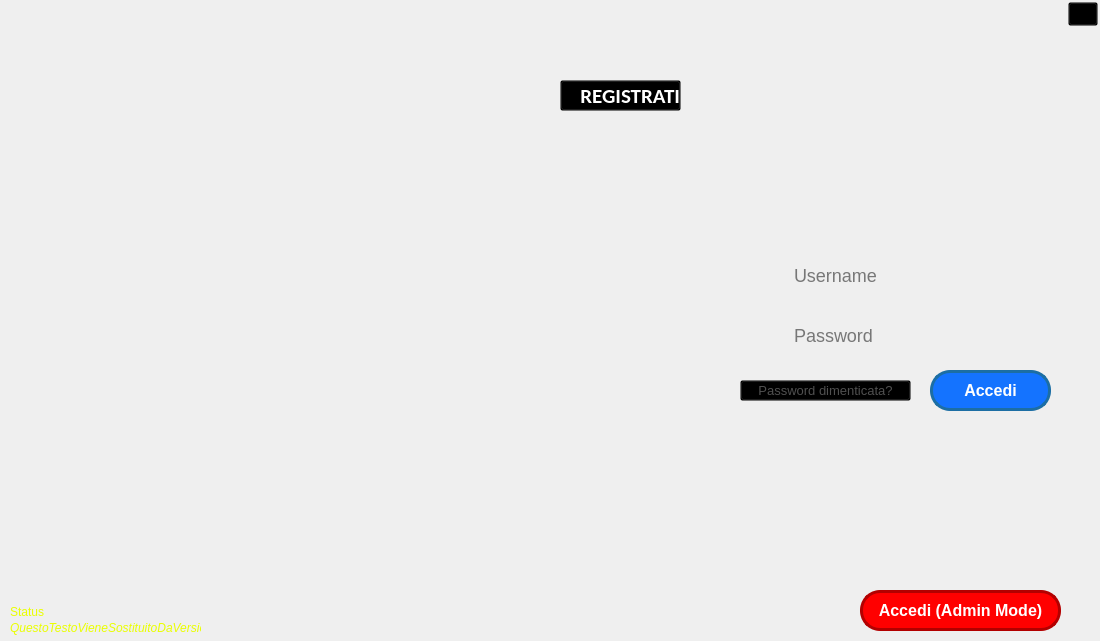
Before: the Qt Designer form ClientModule/startwindow.ui in giovannic96/Real-time-collaborative-text-editor, drawn with Qt 5.
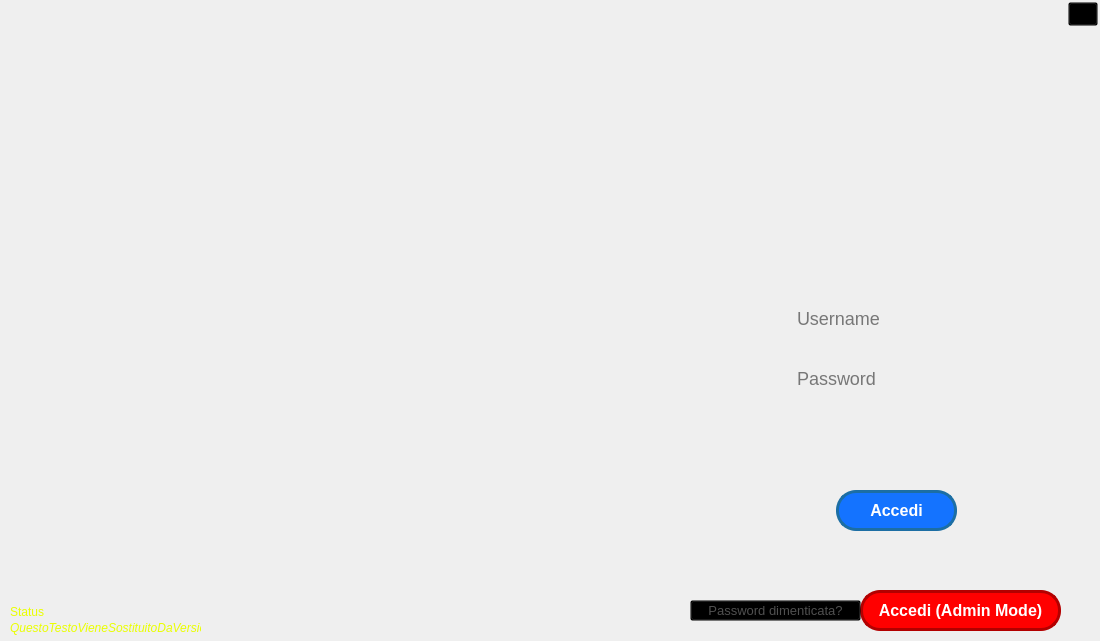
After: the same form once the commit is applied. Icons and pictures are not drawn.

What changed in the file:
```diff
--- a/ClientModule/startwindow.ui
+++ b/ClientModule/startwindow.ui
@@ -76,8 +76,8 @@
      <widget class="QPushButton" name="LoginButton">
       <property name="geometry">
        <rect>
-        <x>930</x>
-        <y>370</y>
+        <x>836</x>
+        <y>490</y>
         <width>121</width>
         <height>41</height>
        </rect>
@@ -110,10 +110,10 @@
      <widget class="QLineEdit" name="LoginPasswordForm">
       <property name="geometry">
        <rect>
-        <x>784</x>
-        <y>320</y>
+        <x>787</x>
+        <y>363</y>
         <width>231</width>
-        <height>31</height>
+        <height>30</height>
        </rect>
       </property>
       <property name="font">
@@ -145,10 +145,10 @@
      <widget class="QPushButton" name="RegisterButton">
       <property name="geometry">
        <rect>
-        <x>560</x>
-        <y>80</y>
-        <width>121</width>
-        <height>31</height>
+        <x>525</x>
+        <y>90</y>
+        <width>155</width>
+        <height>35</height>
        </rect>
       </property>
       <property name="font">
@@ -162,12 +162,13 @@
       <property name="layoutDirection">
        <enum>Qt::LeftToRight</enum>
       </property>
+      <property name="autoFillBackground">
+       <bool>false</bool>
+      </property>
       <property name="styleSheet">
        <string notr="true">#RegisterButton {
-color: #FFFFFF;
-background-color: Transparent;
-background-repeat:no-repeat;
-text-align: right;
+border:none;
+background-image:url(:/image/registratiButton1.png)
 }
 
 #RegisterButton:hover {
@@ -176,14 +177,14 @@
 }</string>
       </property>
       <property name="text">
-       <string>REGISTRATI</string>
+       <string/>
       </property>
      </widget>
      <widget class="QPushButton" name="ForgotPasswordButton">
       <property name="geometry">
        <rect>
-        <x>740</x>
-        <y>380</y>
+        <x>690</x>
+        <y>600</y>
         <width>171</width>
         <height>21</height>
        </rect>
@@ -214,10 +215,10 @@
      <widget class="QLineEdit" name="LoginUsernameForm">
       <property name="geometry">
        <rect>
-        <x>784</x>
-        <y>260</y>
+        <x>787</x>
+        <y>303</y>
         <width>231</width>
-        <height>31</height>
+        <height>30</height>
        </rect>
       </property>
       <property name="font">
```
Left out of the diff: 47 changed lines with no effect on the pictures.
